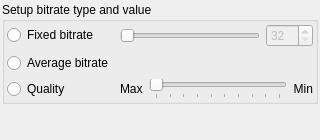
vitamin-caig/zxtune, file apps/zxtune-qt/ui/conversion/mp3_settings.ui: the form before one commit.
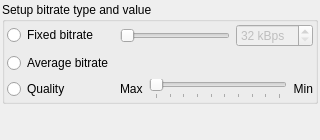
The form after the commit.

Diff of the .ui file:
```diff
--- a/apps/zxtune-qt/ui/conversion/mp3_settings.ui
+++ b/apps/zxtune-qt/ui/conversion/mp3_settings.ui
@@ -62,6 +62,9 @@
             <verstretch>0</verstretch>
            </sizepolicy>
           </property>
+          <property name="suffix">
+           <string> kBps</string>
+          </property>
           <property name="minimum">
            <number>32</number>
           </property>
```
